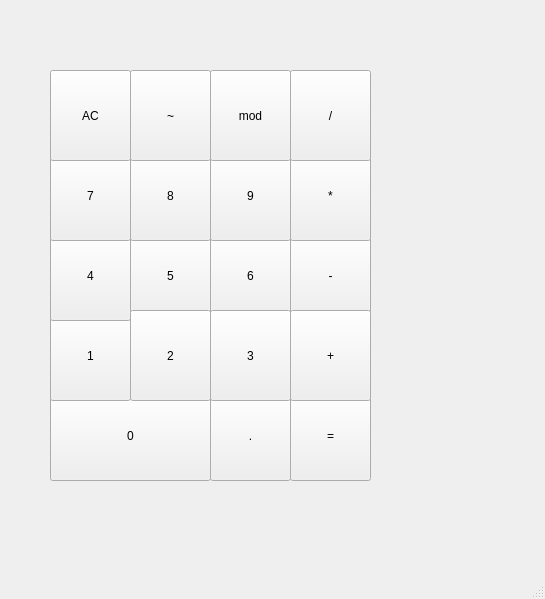
Above: src/UIKIT/mainwindow.ui from superboyAmira/SmartCalc before the change. Below: the same form after it.
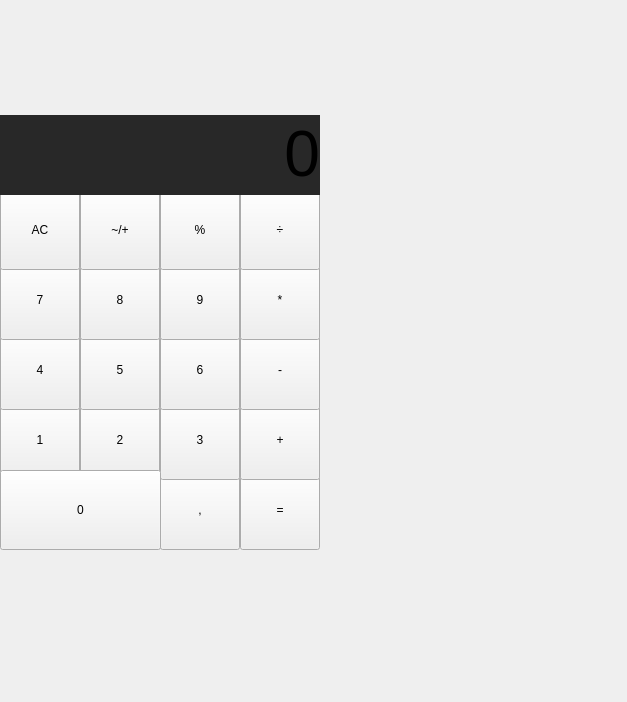
That is the form after the change.

The edit to the form file:
```diff
--- a/src/UIKIT/mainwindow.ui
+++ b/src/UIKIT/mainwindow.ui
@@ -6,8 +6,8 @@
    <rect>
     <x>0</x>
     <y>0</y>
-    <width>545</width>
-    <height>599</height>
+    <width>627</width>
+    <height>702</height>
    </rect>
   </property>
   <property name="windowTitle">
@@ -17,249 +17,435 @@
    <widget class="QPushButton" name="pushButton">
     <property name="geometry">
      <rect>
-      <x>50</x>
-      <y>390</y>
-      <width>161</width>
-      <height>91</height>
+      <x>160</x>
+      <y>470</y>
+      <width>80</width>
+      <height>80</height>
      </rect>
     </property>
     <property name="text">
-     <string>0</string>
+     <string>,</string>
     </property>
+    <property name="iconSize">
+     <size>
+      <width>16</width>
+      <height>16</height>
+     </size>
+    </property>
    </widget>
-   <widget class="QPushButton" name="pushButton_2">
+   <widget class="QPushButton" name="pushButton_equal">
     <property name="geometry">
      <rect>
-      <x>50</x>
-      <y>310</y>
-      <width>81</width>
-      <height>91</height>
+      <x>240</x>
+      <y>470</y>
+      <width>80</width>
+      <height>80</height>
      </rect>
+    </property>
+    <property name="styleSheet">
+     <string notr="true"/>
+    </property>
+    <property name="text">
+     <string>=</string>
+    </property>
+    <property name="iconSize">
+     <size>
+      <width>16</width>
+      <height>16</height>
+     </size>
+    </property>
+   </widget>
+   <widget class="QPushButton" name="pushButton_1">
+    <property name="geometry">
+     <rect>
+      <x>0</x>
+      <y>400</y>
+      <width>80</width>
+      <height>80</height>
+     </rect>
+    </property>
+    <property name="styleSheet">
+     <string notr="true"/>
     </property>
     <property name="text">
      <string>1</string>
     </property>
+    <property name="iconSize">
+     <size>
+      <width>16</width>
+      <height>16</height>
+     </size>
+    </property>
+   </widget>
+   <widget class="QPushButton" name="pushButton_2">
+    <property name="geometry">
+     <rect>
+      <x>80</x>
+      <y>400</y>
+      <width>80</width>
+      <height>80</height>
+     </rect>
+    </property>
+    <property name="styleSheet">
+     <string notr="true"/>
+    </property>
+    <property name="text">
+     <string>2</string>
+    </property>
+    <property name="iconSize">
+     <size>
+      <width>16</width>
+      <height>16</height>
+     </size>
+    </property>
    </widget>
    <widget class="QPushButton" name="pushButton_3">
     <property name="geometry">
      <rect>
-      <x>50</x>
-      <y>230</y>
-      <width>81</width>
-      <height>91</height>
+      <x>160</x>
+      <y>400</y>
+      <width>80</width>
+      <height>80</height>
      </rect>
     </property>
+    <property name="styleSheet">
+     <string notr="true"/>
+    </property>
     <property name="text">
-     <string>4</string>
+     <string>3</string>
+    </property>
+    <property name="iconSize">
+     <size>
+      <width>16</width>
+      <height>16</height>
+     </size>
     </property>
    </widget>
-   <widget class="QPushButton" name="pushButton_4">
+   <widget class="QPushButton" name="pushButton_plus">
     <property name="geometry">
      <rect>
-      <x>50</x>
-      <y>150</y>
-      <width>81</width>
-      <height>91</height>
+      <x>240</x>
+      <y>400</y>
+      <width>80</width>
+      <height>80</height>
      </rect>
     </property>
+    <property name="styleSheet">
+     <string notr="true"/>
+    </property>
     <property name="text">
-     <string>7</string>
+     <string>+</string>
+    </property>
+    <property name="iconSize">
+     <size>
+      <width>16</width>
+      <height>16</height>
+     </size>
     </property>
    </widget>
    <widget class="QPushButton" name="pushButton_5">
     <property name="geometry">
      <rect>
-      <x>130</x>
-      <y>230</y>
-      <width>81</width>
-      <height>91</height>
+      <x>80</x>
+      <y>330</y>
+      <width>80</width>
+      <height>80</height>
      </rect>
     </property>
+    <property name="styleSheet">
+     <string notr="true"/>
+    </property>
     <property name="text">
      <string>5</string>
     </property>
+    <property name="iconSize">
+     <size>
+      <width>16</width>
+      <height>16</height>
+     </size>
+    </property>
+   </widget>
+   <widget class="QPushButton" name="pushButton_4">
+    <property name="geometry">
+     <rect>
+      <x>0</x>
+      <y>330</y>
+      <width>80</width>
+      <height>80</height>
+     </rect>
+    </property>
+    <property name="styleSheet">
+     <string notr="true"/>
+    </property>
+    <property name="text">
+     <string>4</string>
+    </property>
+    <property name="iconSize">
+     <size>
+      <width>16</width>
+      <height>16</height>
+     </size>
+    </property>
+   </widget>
+   <widget class="QPushButton" name="pushButton_minus">
+    <property name="geometry">
+     <rect>
+      <x>240</x>
+      <y>330</y>
+      <width>80</width>
+      <height>80</height>
+     </rect>
+    </property>
+    <property name="styleSheet">
+     <string notr="true"/>
+    </property>
+    <property name="text">
+     <string>-</string>
+    </property>
+    <property name="iconSize">
+     <size>
+      <width>16</width>
+      <height>16</height>
+     </size>
+    </property>
    </widget>
    <widget class="QPushButton" name="pushButton_6">
     <property name="geometry">
      <rect>
-      <x>130</x>
-      <y>150</y>
-      <width>81</width>
-      <height>91</height>
+      <x>160</x>
+      <y>330</y>
+      <width>80</width>
+      <height>80</height>
      </rect>
     </property>
+    <property name="styleSheet">
+     <string notr="true"/>
+    </property>
     <property name="text">
-     <string>8</string>
+     <string>6</string>
+    </property>
+    <property name="iconSize">
+     <size>
+      <width>16</width>
+      <height>16</height>
+     </size>
     </property>
    </widget>
    <widget class="QPushButton" name="pushButton_8">
     <property name="geometry">
      <rect>
-      <x>130</x>
-      <y>310</y>
-      <width>81</width>
-      <height>91</height>
+      <x>80</x>
+      <y>260</y>
+      <width>80</width>
+      <height>80</height>
      </rect>
     </property>
+    <property name="styleSheet">
+     <string notr="true"/>
+    </property>
     <property name="text">
-     <string>2</string>
+     <string>8</string>
+    </property>
+    <property name="iconSize">
+     <size>
+      <width>16</width>
+      <height>16</height>
+     </size>
+    </property>
+   </widget>
+   <widget class="QPushButton" name="pushButton_7">
+    <property name="geometry">
+     <rect>
+      <x>0</x>
+      <y>260</y>
+      <width>80</width>
+      <height>80</height>
+     </rect>
+    </property>
+    <property name="styleSheet">
+     <string notr="true"/>
+    </property>
+    <property name="text">
+     <string>7</string>
+    </property>
+    <property name="iconSize">
+     <size>
+      <width>16</width>
+      <height>16</height>
+     </size>
+    </property>
+   </widget>
+   <widget class="QPushButton" name="pushButton_mult">
+    <property name="geometry">
+     <rect>
+      <x>240</x>
+      <y>260</y>
+      <width>80</width>
+      <height>80</height>
+     </rect>
+    </property>
+    <property name="styleSheet">
+     <string notr="true"/>
+    </property>
+    <property name="text">
+     <string>*</string>
+    </property>
+    <property name="iconSize">
+     <size>
+      <width>16</width>
+      <height>16</height>
+     </size>
     </property>
    </widget>
    <widget class="QPushButton" name="pushButton_9">
     <property name="geometry">
      <rect>
-      <x>210</x>
-      <y>230</y>
-      <width>81</width>
-      <height>91</height>
+      <x>160</x>
+      <y>260</y>
+      <width>80</width>
+      <height>80</height>
      </rect>
     </property>
-    <property name="text">
-     <string>6</string>
-    </property>
-   </widget>
-   <widget class="QPushButton" name="pushButton_10">
-    <property name="geometry">
-     <rect>
-      <x>210</x>
-      <y>150</y>
-      <width>81</width>
-      <height>91</height>
-     </rect>
+    <property name="styleSheet">
+     <string notr="true"/>
     </property>
     <property name="text">
      <string>9</string>
     </property>
-   </widget>
-   <widget class="QPushButton" name="pushButton_11">
-    <property name="geometry">
-     <rect>
-      <x>290</x>
-      <y>230</y>
-      <width>81</width>
-      <height>91</height>
-     </rect>
+    <property name="iconSize">
+     <size>
+      <width>16</width>
+      <height>16</height>
+     </size>
     </property>
-    <property name="text">
-     <string>-</string>
-    </property>
    </widget>
    <widget class="QPushButton" name="pushButton_12">
     <property name="geometry">
      <rect>
-      <x>290</x>
-      <y>150</y>
-      <width>81</width>
-      <height>91</height>
+      <x>80</x>
+      <y>190</y>
+      <width>80</width>
+      <height>80</height>
      </rect>
     </property>
     <property name="text">
-     <string>*</string>
+     <string>~/+</string>
     </property>
-   </widget>
-   <widget class="QPushButton" name="pushButton_13">
-    <property name="geometry">
-     <rect>
-      <x>290</x>
-      <y>390</y>
-      <width>81</width>
-      <height>91</height>
-     </rect>
+    <property name="iconSize">
+     <size>
+      <width>16</width>
+      <height>16</height>
+     </size>
     </property>
-    <property name="text">
-     <string>=</string>
-    </property>
    </widget>
    <widget class="QPushButton" name="pushButton_14">
     <property name="geometry">
      <rect>
-      <x>290</x>
-      <y>310</y>
-      <width>81</width>
-      <height>91</height>
-     </rect>
-    </property>
-    <property name="text">
-     <string>+</string>
-    </property>
-   </widget>
-   <widget class="QPushButton" name="pushButton_15">
-    <property name="geometry">
-     <rect>
-      <x>210</x>
-      <y>390</y>
-      <width>81</width>
-      <height>91</height>
-     </rect>
-    </property>
-    <property name="text">
-     <string>.</string>
-    </property>
-   </widget>
-   <widget class="QPushButton" name="pushButton_16">
-    <property name="geometry">
-     <rect>
-      <x>210</x>
-      <y>310</y>
-      <width>81</width>
-      <height>91</height>
-     </rect>
-    </property>
-    <property name="text">
-     <string>3</string>
-    </property>
-   </widget>
-   <widget class="QPushButton" name="pushButton_17">
-    <property name="geometry">
-     <rect>
-      <x>290</x>
-      <y>70</y>
-      <width>81</width>
-      <height>91</height>
-     </rect>
-    </property>
-    <property name="text">
-     <string>/</string>
-    </property>
-   </widget>
-   <widget class="QPushButton" name="pushButton_7">
-    <property name="geometry">
-     <rect>
-      <x>130</x>
-      <y>70</y>
-      <width>81</width>
-      <height>91</height>
-     </rect>
-    </property>
-    <property name="text">
-     <string>~</string>
-    </property>
-   </widget>
-   <widget class="QPushButton" name="pushButton_18">
-    <property name="geometry">
-     <rect>
-      <x>210</x>
-      <y>70</y>
-      <width>81</width>
-      <height>91</height>
-     </rect>
-    </property>
-    <property name="text">
-     <string>mod</string>
-    </property>
-   </widget>
-   <widget class="QPushButton" name="pushButton_19">
-    <property name="geometry">
-     <rect>
-      <x>50</x>
-      <y>70</y>
-      <width>81</width>
-      <height>91</height>
+      <x>0</x>
+      <y>190</y>
+      <width>80</width>
+      <height>80</height>
      </rect>
     </property>
     <property name="text">
      <string>AC</string>
     </property>
+    <property name="iconSize">
+     <size>
+      <width>16</width>
+      <height>16</height>
+     </size>
+    </property>
+   </widget>
+   <widget class="QPushButton" name="pushButton_del">
+    <property name="geometry">
+     <rect>
+      <x>240</x>
+      <y>190</y>
+      <width>80</width>
+      <height>80</height>
+     </rect>
+    </property>
+    <property name="styleSheet">
+     <string notr="true"/>
+    </property>
+    <property name="text">
+     <string>÷</string>
+    </property>
+    <property name="iconSize">
+     <size>
+      <width>16</width>
+      <height>16</height>
+     </size>
+    </property>
+   </widget>
+   <widget class="QPushButton" name="pushButton_mod">
+    <property name="geometry">
+     <rect>
+      <x>160</x>
+      <y>190</y>
+      <width>80</width>
+      <height>80</height>
+     </rect>
+    </property>
+    <property name="text">
+     <string>%</string>
+    </property>
+    <property name="iconSize">
+     <size>
+      <width>16</width>
+      <height>16</height>
+     </size>
+    </property>
+   </widget>
+   <widget class="QLabel" name="result">
+    <property name="geometry">
+     <rect>
+      <x>0</x>
+      <y>115</y>
+      <width>320</width>
+      <height>80</height>
+     </rect>
+    </property>
+    <property name="font">
+     <font>
+      <pointsize>20</pointsize>
+     </font>
+    </property>
+    <property name="styleSheet">
+     <string notr="true">background-color: rgb(40, 40, 40);</string>
+    </property>
+    <property name="text">
+     <string>&lt;html&gt;&lt;head/&gt;&lt;body&gt;&lt;p&gt;&lt;span style=&quot; font-size:48pt;&quot;&gt;0&lt;/span&gt;&lt;/p&gt;&lt;/body&gt;&lt;/html&gt;</string>
+    </property>
+    <property name="textFormat">
+     <enum>Qt::AutoText</enum>
+    </property>
+    <property name="alignment">
+     <set>Qt::AlignRight|Qt::AlignTrailing|Qt::AlignVCenter</set>
+    </property>
+   </widget>
+   <widget class="QPushButton" name="pushButton_0">
+    <property name="geometry">
+     <rect>
+      <x>0</x>
+      <y>470</y>
+      <width>161</width>
+      <height>80</height>
+     </rect>
+    </property>
+    <property name="styleSheet">
+     <string notr="true"/>
+    </property>
+    <property name="text">
+     <string>0</string>
+    </property>
+    <property name="iconSize">
+     <size>
+      <width>16</width>
+      <height>16</height>
+     </size>
+    </property>
    </widget>
   </widget>
   <widget class="QMenuBar" name="menubar">
@@ -272,7 +458,6 @@
     </rect>
    </property>
   </widget>
-  <widget class="QStatusBar" name="statusbar"/>
  </widget>
  <resources/>
  <connections/>
```
Left out of the diff: 10 changed lines with no effect on the pictures.
